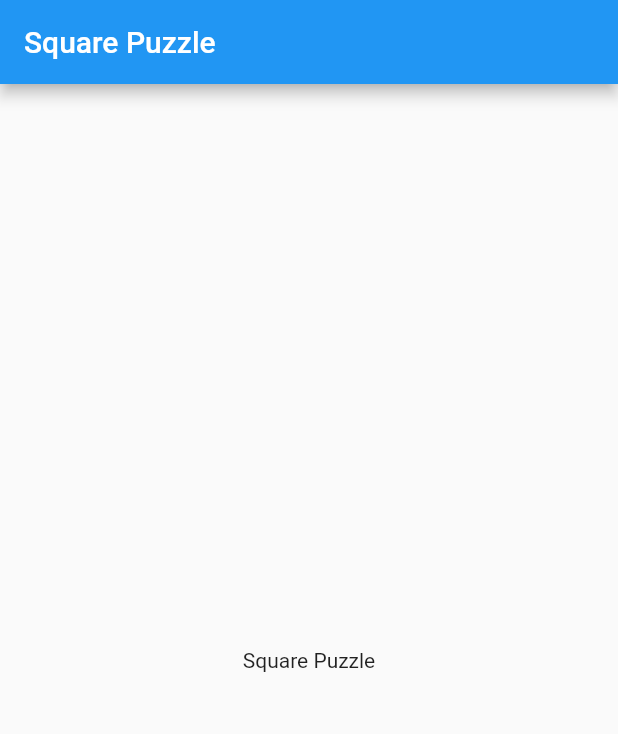
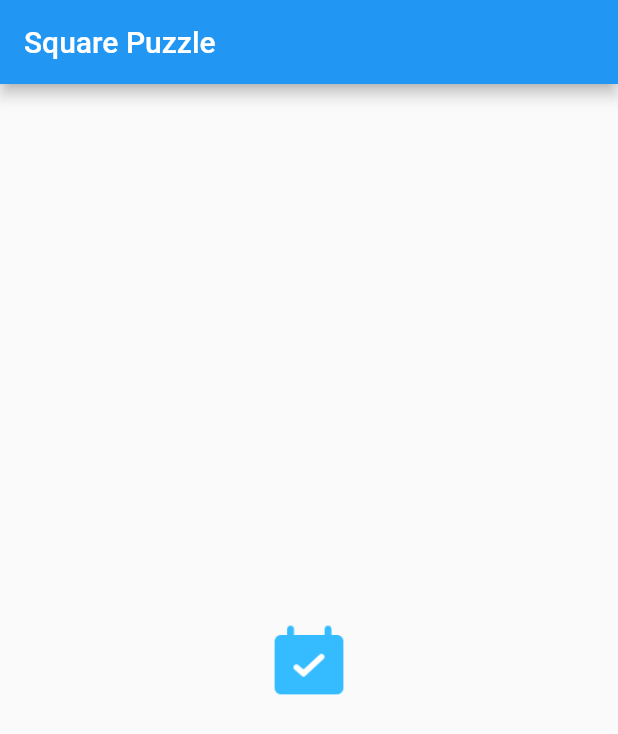
Before and after one commit to WnslgPsl/square_puzzle, a Flutter app: the screen it shows after launch, on a phone screen of 412 x 824 dp. Shown: the top 734 px of the screen. Run offline on Flutter 3.47's test engine with Material 2 defaults, Android fonts, the phone set to English and light mode, and no system bars.

```diff
--- a/lib/board.dart
+++ b/lib/board.dart
@@ -1,4 +1,5 @@
 import 'package:flutter/material.dart';
+import 'package:square_puzzle/modules/images.dart';
 
 import 'generated/l10n.dart';
 
@@ -8,13 +9,15 @@ class SquareBoardPage extends StatelessWidget {
     return Scaffold(
       appBar: AppBar(
         title: Text(
-          S.of(context).app_name
+          S.of(context).app_name,
         ),
       ),
       body: Container(
         child: Center(
-          child: Text(
-              S.of(context).app_name
+          child: Image.asset(
+            Images.calendar,
+            width: 50,
+            height: 50,
           ),
         ),
       ),
--- /dev/null
+++ b/lib/modules/images.dart
@@ -0,0 +1,3 @@
+class Images {
+  static const calendar = "assets/images/ic_calendar.png";
+}
--- a/pubspec.yaml
+++ b/pubspec.yaml
@@ -55,6 +55,9 @@ flutter:
   #   - images/a_dot_burr.jpeg
   #   - images/a_dot_ham.jpeg
 
+  assets:
+    - assets/images/
+
   # An image asset can refer to one or more resolution-specific "variants", see
   # https://flutter.dev/assets-and-images/#resolution-aware.
 
```
Also changed, not shown: assets/images/ic_calendar.png (added).
